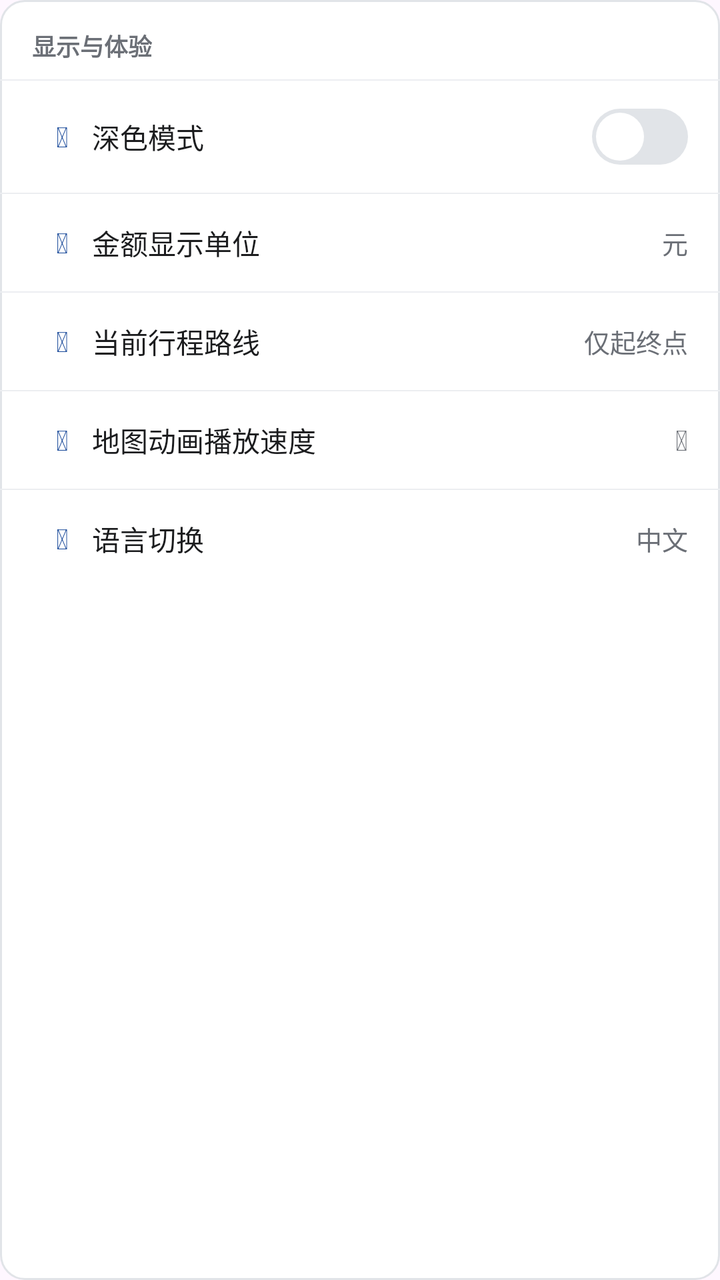
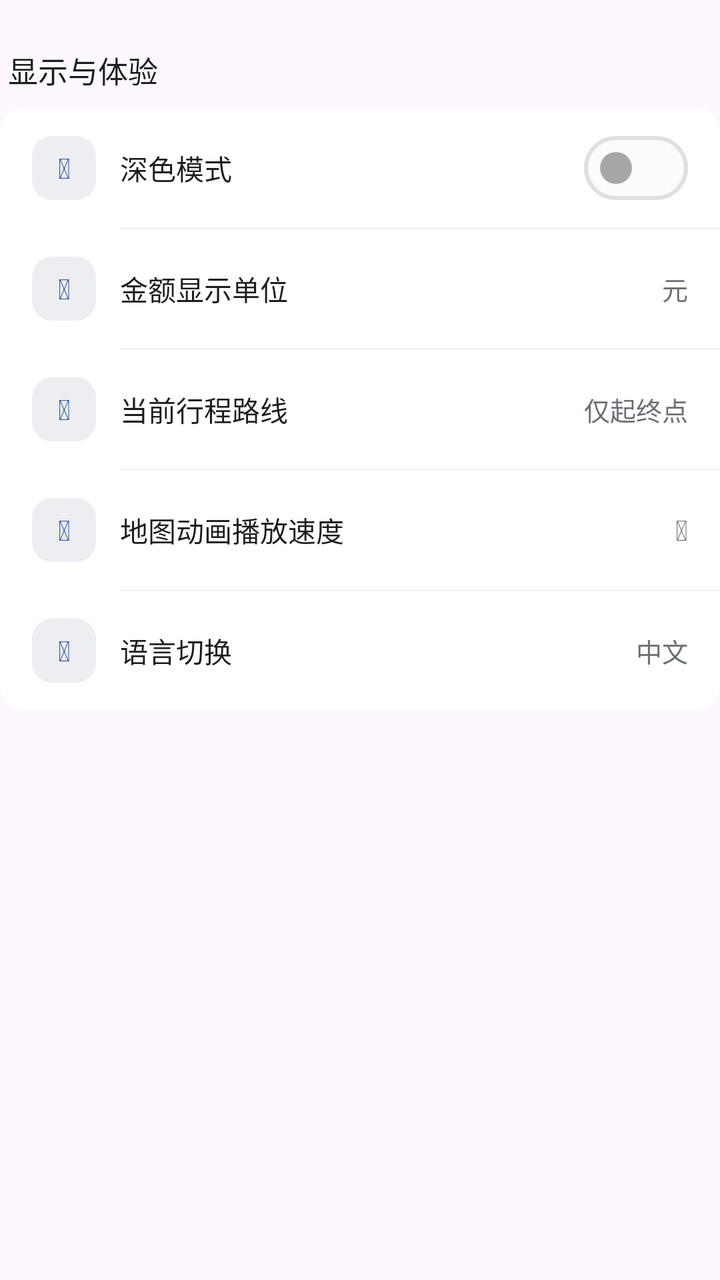

An Android layout rendered at two revisions. The XML below is the earlier revision; the diff shows what the commit changed to produce the second picture.
<!-- AndroidManifest.xml: application theme Theme.TransitU -->
<!-- res/layout/section_display.xml -->
<?xml version="1.0" encoding="utf-8"?>
<LinearLayout xmlns:android="http://schemas.android.com/apk/res/android"
    android:layout_width="match_parent"
    android:layout_height="wrap_content"
    android:orientation="vertical"
    android:background="@drawable/bg_content_card"
    android:divider="@drawable/bg_row_divider"
    android:showDividers="middle"
    android:layout_marginBottom="24dp">

    <TextView
        android:layout_width="wrap_content"
        android:layout_height="wrap_content"
        android:text="显示与体验"
        android:textColor="@color/ink_3"
        android:textSize="12sp"
        android:textStyle="bold"
        android:paddingStart="16dp"
        android:paddingTop="14dp"
        android:paddingBottom="8dp" />

    <LinearLayout
        android:layout_width="match_parent"
        android:layout_height="wrap_content"
        android:orientation="horizontal"
        android:gravity="center_vertical"
        android:paddingStart="16dp"
        android:paddingEnd="16dp"
        android:paddingTop="14dp"
        android:paddingBottom="14dp">

        <TextView
            android:id="@+id/iconDarkMode"
            android:layout_width="30dp"
            android:layout_height="wrap_content"
            android:layout_gravity="center_vertical"
            android:gravity="center"
            android:text="&#xf186;"
            android:textColor="@color/accent"
            android:textSize="14sp"
            android:tag="fa" />

        <TextView
            android:layout_width="0dp"
            android:layout_height="wrap_content"
            android:layout_weight="1"
            android:text="深色模式"
            android:textColor="@color/ink"
            android:textSize="14sp" />

        
        <LinearLayout
            android:layout_width="48dp"
            android:layout_height="28dp"
            android:background="@drawable/bg_toggle_off"
            android:gravity="center_vertical"
            android:paddingStart="2dp">

            <View
                android:layout_width="24dp"
                android:layout_height="24dp"
                android:background="@drawable/bg_toggle_knob" />
        </LinearLayout>
    </LinearLayout>

    <LinearLayout
        android:layout_width="match_parent"
        android:layout_height="wrap_content"
        android:orientation="horizontal"
        android:gravity="center_vertical"
        android:paddingStart="16dp"
        android:paddingEnd="16dp"
        android:paddingTop="14dp"
        android:paddingBottom="14dp">

        <TextView
            android:id="@+id/iconAmountUnit"
            android:layout_width="30dp"
            android:layout_height="wrap_content"
            android:layout_gravity="center_vertical"
            android:gravity="center"
            android:text="&#xf51e;"
            android:textColor="@color/accent"
            android:textSize="14sp"
            android:tag="fa" />

        <TextView
            android:layout_width="0dp"
            android:layout_height="wrap_content"
            android:layout_weight="1"
            android:text="金额显示单位"
            android:textColor="@color/ink"
            android:textSize="14sp" />
        <TextView
            android:layout_width="wrap_content"
            android:layout_height="wrap_content"
            android:text="元"
            android:textColor="@color/ink_3"
            android:textSize="13sp" />
    </LinearLayout>

    <LinearLayout
        android:id="@+id/rowCurrentTripRoute"
        android:layout_width="match_parent"
        android:layout_height="wrap_content"
        android:orientation="horizontal"
        android:gravity="center_vertical"
        android:paddingStart="16dp"
        android:paddingEnd="16dp"
        android:paddingTop="14dp"
        android:paddingBottom="14dp"
        android:clickable="true"
        android:focusable="true">

        <TextView
            android:id="@+id/iconCurrentTripRoute"
            android:layout_width="30dp"
            android:layout_height="wrap_content"
            android:layout_gravity="center_vertical"
            android:gravity="center"
            android:text="&#xf4d7;"
            android:textColor="@color/accent"
            android:textSize="14sp"
            android:tag="fa" />

        <TextView
            android:layout_width="0dp"
            android:layout_height="wrap_content"
            android:layout_weight="1"
            android:text="当前行程路线"
            android:textColor="@color/ink"
            android:textSize="14sp" />

        <TextView
            android:id="@+id/tvCurrentTripRouteValue"
            android:layout_width="wrap_content"
            android:layout_height="wrap_content"
            android:text="仅起终点"
            android:textColor="@color/ink_3"
            android:textSize="13sp" />
    </LinearLayout>

    <LinearLayout
        android:layout_width="match_parent"
        android:layout_height="wrap_content"
        android:orientation="horizontal"
        android:gravity="center_vertical"
        android:paddingStart="16dp"
        android:paddingEnd="16dp"
        android:paddingTop="14dp"
        android:paddingBottom="14dp">

        <TextView
            android:id="@+id/iconMapSpeed"
            android:layout_width="30dp"
            android:layout_height="wrap_content"
            android:layout_gravity="center_vertical"
            android:gravity="center"
            android:text="&#xf5a0;"
            android:textColor="@color/accent"
            android:textSize="14sp"
            android:tag="fa" />

        <TextView
            android:layout_width="0dp"
            android:layout_height="wrap_content"
            android:layout_weight="1"
            android:text="地图动画播放速度"
            android:textColor="@color/ink"
            android:textSize="14sp" />
        <TextView
            android:layout_width="wrap_content"
            android:layout_height="wrap_content"
            android:text="&#xf054;"
            android:textColor="@color/ink_3"
            android:textSize="14sp"
            android:tag="fa" />
    </LinearLayout>

    <LinearLayout
        android:id="@+id/rowLanguage"
        android:layout_width="match_parent"
        android:layout_height="wrap_content"
        android:orientation="horizontal"
        android:gravity="center_vertical"
        android:paddingStart="16dp"
        android:paddingEnd="16dp"
        android:paddingTop="14dp"
        android:paddingBottom="14dp"
        android:clickable="true"
        android:focusable="true">

        <TextView
            android:id="@+id/iconLanguage"
            android:layout_width="30dp"
            android:layout_height="wrap_content"
            android:layout_gravity="center_vertical"
            android:gravity="center"
            android:text="&#xf1ab;"
            android:textColor="@color/accent"
            android:textSize="14sp"
            android:tag="fa" />

        <TextView
            android:layout_width="0dp"
            android:layout_height="wrap_content"
            android:layout_weight="1"
            android:text="语言切换"
            android:textColor="@color/ink"
            android:textSize="14sp" />
        <TextView
            android:id="@+id/tvLanguageValue"
            android:layout_width="wrap_content"
            android:layout_height="wrap_content"
            android:text="中文"
            android:textColor="@color/ink_3"
            android:textSize="13sp" />
    </LinearLayout>
</LinearLayout>
<!-- resources referenced by this layout -->
<resources>
  <color name="accent">#1F4E9C</color>
  <color name="ink">#1B1C1E</color>
  <color name="ink_3">#6B6F76</color>
  <!-- drawable bg_content_card (drawable) -->
  <?xml version="1.0" encoding="utf-8"?>
  <shape xmlns:android="http://schemas.android.com/apk/res/android">
      <solid android:color="#FFFFFF" />
      <corners android:radius="12dp" />
      <stroke android:width="1dp" android:color="@color/line" />
  </shape>
  <!-- drawable bg_row_divider (drawable) -->
  <?xml version="1.0" encoding="utf-8"?>
  <shape xmlns:android="http://schemas.android.com/apk/res/android">
      <size android:height="0.5dp" />
      <solid android:color="@color/fill" />
  </shape>
  <!-- drawable bg_toggle_knob (drawable) -->
  <?xml version="1.0" encoding="utf-8"?>
  <shape xmlns:android="http://schemas.android.com/apk/res/android"
      android:shape="oval">
      <solid android:color="#FFFFFF" />
      <size android:width="24dp" android:height="24dp" />
  </shape>
  <!-- drawable bg_toggle_off (drawable) -->
  <?xml version="1.0" encoding="utf-8"?>
  <shape xmlns:android="http://schemas.android.com/apk/res/android">
      <solid android:color="@color/line" />
      <corners android:radius="999dp" />
  </shape>
  <style name="Theme.TransitU" parent="Theme.Material3.DayNight.NoActionBar">
          
          <item name="android:textSelectHandle">@drawable/tu_text_select_handle_middle</item>
          <item name="android:textSelectHandleLeft">@drawable/tu_text_select_handle_left</item>
          <item name="android:textSelectHandleRight">@drawable/tu_text_select_handle_right</item>
  
          
          <item name="android:textColorHighlight">@color/m3_highlighted_text</item>
      </style>
  <color name="line">#E1E4E8</color>
  <color name="fill">#ECEEF1</color>
  <!-- drawable tu_text_select_handle_middle (drawable) -->
  <?xml version="1.0" encoding="utf-8"?>
  <bitmap xmlns:android="http://schemas.android.com/apk/res/android"
      android:src="@drawable/abc_text_select_handle_middle_mtrl"
      android:tint="?attr/colorPrimary"
      android:tintMode="src_in" />
  <!-- drawable tu_text_select_handle_left (drawable) -->
  <?xml version="1.0" encoding="utf-8"?>
  <bitmap xmlns:android="http://schemas.android.com/apk/res/android"
      android:src="@drawable/abc_text_select_handle_left_mtrl"
      android:tint="?attr/colorPrimary"
      android:tintMode="src_in" />
  <!-- drawable tu_text_select_handle_right (drawable) -->
  <?xml version="1.0" encoding="utf-8"?>
  <bitmap xmlns:android="http://schemas.android.com/apk/res/android"
      android:src="@drawable/abc_text_select_handle_right_mtrl"
      android:tint="?attr/colorPrimary"
      android:tintMode="src_in" />
</resources>

<!-- the commit's change to res/layout/section_display.xml (unified diff, before → after) -->
@@ -2,218 +2,214 @@
 <LinearLayout xmlns:android="http://schemas.android.com/apk/res/android"
     android:layout_width="match_parent"
     android:layout_height="wrap_content"
-    android:orientation="vertical"
-    android:background="@drawable/bg_content_card"
-    android:divider="@drawable/bg_row_divider"
-    android:showDividers="middle"
-    android:layout_marginBottom="24dp">
+    android:orientation="vertical">
 
     <TextView
-        android:layout_width="wrap_content"
-        android:layout_height="wrap_content"
-        android:text="显示与体验"
-        android:textColor="@color/ink_3"
-        android:textSize="12sp"
-        android:textStyle="bold"
-        android:paddingStart="16dp"
-        android:paddingTop="14dp"
-        android:paddingBottom="8dp" />
-
-    <LinearLayout
-        android:layout_width="match_parent"
-        android:layout_height="wrap_content"
-        android:orientation="horizontal"
-        android:gravity="center_vertical"
-        android:paddingStart="16dp"
-        android:paddingEnd="16dp"
-        android:paddingTop="14dp"
-        android:paddingBottom="14dp">
-
-        <TextView
-            android:id="@+id/iconDarkMode"
-            android:layout_width="30dp"
-            android:layout_height="wrap_content"
-            android:layout_gravity="center_vertical"
-            android:gravity="center"
-            android:text="&#xf186;"
-            android:textColor="@color/accent"
-            android:textSize="14sp"
-            android:tag="fa" />
-
-        <TextView
-            android:layout_width="0dp"
-            android:layout_height="wrap_content"
-            android:layout_weight="1"
-            android:text="深色模式"
-            android:textColor="@color/ink"
-            android:textSize="14sp" />
-
-        
-        <LinearLayout
-            android:layout_width="48dp"
-            android:layout_height="28dp"
-            android:background="@drawable/bg_toggle_off"
-            android:gravity="center_vertical"
-            android:paddingStart="2dp">
-
-            <View
-                android:layout_width="24dp"
-                android:layout_height="24dp"
-                android:background="@drawable/bg_toggle_knob" />
-        </LinearLayout>
-    </LinearLayout>
-
-    <LinearLayout
-        android:layout_width="match_parent"
-        android:layout_height="wrap_content"
-        android:orientation="horizontal"
-        android:gravity="center_vertical"
-        android:paddingStart="16dp"
-        android:paddingEnd="16dp"
-        android:paddingTop="14dp"
-        android:paddingBottom="14dp">
-
-        <TextView
-            android:id="@+id/iconAmountUnit"
-            android:layout_width="30dp"
-            android:layout_height="wrap_content"
-            android:layout_gravity="center_vertical"
-            android:gravity="center"
-            android:text="&#xf51e;"
-            android:textColor="@color/accent"
-            android:textSize="14sp"
-            android:tag="fa" />
-
-        <TextView
-            android:layout_width="0dp"
-            android:layout_height="wrap_content"
-            android:layout_weight="1"
-            android:text="金额显示单位"
-            android:textColor="@color/ink"
-            android:textSize="14sp" />
-        <TextView
-            android:layout_width="wrap_content"
-            android:layout_height="wrap_content"
-            android:text="元"
-            android:textColor="@color/ink_3"
-            android:textSize="13sp" />
-    </LinearLayout>
-
-    <LinearLayout
-        android:id="@+id/rowCurrentTripRoute"
-        android:layout_width="match_parent"
-        android:layout_height="wrap_content"
-        android:orientation="horizontal"
-        android:gravity="center_vertical"
-        android:paddingStart="16dp"
-        android:paddingEnd="16dp"
-        android:paddingTop="14dp"
-        android:paddingBottom="14dp"
-        android:clickable="true"
-        android:focusable="true">
-
-        <TextView
-            android:id="@+id/iconCurrentTripRoute"
-            android:layout_width="30dp"
-            android:layout_height="wrap_content"
-            android:layout_gravity="center_vertical"
-            android:gravity="center"
-            android:text="&#xf4d7;"
-            android:textColor="@color/accent"
-            android:textSize="14sp"
-            android:tag="fa" />
-
-        <TextView
-            android:layout_width="0dp"
-            android:layout_height="wrap_content"
-            android:layout_weight="1"
-            android:text="当前行程路线"
-            android:textColor="@color/ink"
-            android:textSize="14sp" />
-
-        <TextView
-            android:id="@+id/tvCurrentTripRouteValue"
-            android:layout_width="wrap_content"
-            android:layout_height="wrap_content"
-            android:text="仅起终点"
-            android:textColor="@color/ink_3"
-            android:textSize="13sp" />
-    </LinearLayout>
-
-    <LinearLayout
-        android:layout_width="match_parent"
-        android:layout_height="wrap_content"
-        android:orientation="horizontal"
-        android:gravity="center_vertical"
-        android:paddingStart="16dp"
-        android:paddingEnd="16dp"
-        android:paddingTop="14dp"
-        android:paddingBottom="14dp">
-
-        <TextView
-            android:id="@+id/iconMapSpeed"
-            android:layout_width="30dp"
-            android:layout_height="wrap_content"
-            android:layout_gravity="center_vertical"
-            android:gravity="center"
-            android:text="&#xf5a0;"
-            android:textColor="@color/accent"
-            android:textSize="14sp"
-            android:tag="fa" />
-
-        <TextView
-            android:layout_width="0dp"
-            android:layout_height="wrap_content"
-            android:layout_weight="1"
-            android:text="地图动画播放速度"
-            android:textColor="@color/ink"
-            android:textSize="14sp" />
-        <TextView
-            android:layout_width="wrap_content"
-            android:layout_height="wrap_content"
-            android:text="&#xf054;"
-            android:textColor="@color/ink_3"
-            android:textSize="14sp"
-            android:tag="fa" />
-    </LinearLayout>
-
-    <LinearLayout
-        android:id="@+id/rowLanguage"
-        android:layout_width="match_parent"
-        android:layout_height="wrap_content"
-        android:orientation="horizontal"
-        android:gravity="center_vertical"
-        android:paddingStart="16dp"
-        android:paddingEnd="16dp"
-        android:paddingTop="14dp"
-        android:paddingBottom="14dp"
-        android:clickable="true"
-        android:focusable="true">
-
-        <TextView
-            android:id="@+id/iconLanguage"
-            android:layout_width="30dp"
-            android:layout_height="wrap_content"
-            android:layout_gravity="center_vertical"
-            android:gravity="center"
-            android:text="&#xf1ab;"
-            android:textColor="@color/accent"
-            android:textSize="14sp"
-            android:tag="fa" />
-
-        <TextView
-            android:layout_width="0dp"
-            android:layout_height="wrap_content"
-            android:layout_weight="1"
-            android:text="语言切换"
-            android:textColor="@color/ink"
-            android:textSize="14sp" />
-        <TextView
-            android:id="@+id/tvLanguageValue"
-            android:layout_width="wrap_content"
-            android:layout_height="wrap_content"
-            android:text="中文"
-            android:textColor="@color/ink_3"
-            android:textSize="13sp" />
+        style="@style/SettingsSectionTitle"
+        android:text="显示与体验" />
+
+    <LinearLayout style="@style/SettingsSectionCard">
+
+        <LinearLayout
+            android:layout_width="match_parent"
+            android:layout_height="wrap_content"
+            android:orientation="horizontal"
+            android:gravity="center_vertical"
+            android:paddingStart="16dp"
+            android:paddingEnd="16dp"
+            android:paddingTop="14dp"
+            android:paddingBottom="14dp">
+
+            <TextView
+                android:id="@+id/iconDarkMode"
+                android:layout_width="32dp"
+                android:layout_height="32dp"
+                android:layout_gravity="center_vertical"
+                android:layout_marginEnd="12dp"
+                android:background="@drawable/bg_settings_icon"
+                android:gravity="center"
+                android:text="&#xf186;"
+                android:textColor="@color/accent"
+                android:textSize="14sp"
+                android:tag="fa" />
+
+            <TextView
+                android:layout_width="0dp"
+                android:layout_height="wrap_content"
+                android:layout_weight="1"
+                android:text="深色模式"
+                android:textColor="@color/ink"
+                android:textSize="14sp" />
+
+            
+            <com.google.android.material.materialswitch.MaterialSwitch
+                android:id="@+id/switchDarkMode"
+                android:layout_width="wrap_content"
+                android:layout_height="wrap_content"
+                android:minHeight="0dp"
+                android:enabled="false" />
+        </LinearLayout>
+
+        <LinearLayout
+            android:layout_width="match_parent"
+            android:layout_height="wrap_content"
+            android:orientation="horizontal"
+            android:gravity="center_vertical"
+            android:paddingStart="16dp"
+            android:paddingEnd="16dp"
+            android:paddingTop="14dp"
+            android:paddingBottom="14dp">
+
+            <TextView
+                android:id="@+id/iconAmountUnit"
+                android:layout_width="32dp"
+                android:layout_height="32dp"
+                android:layout_gravity="center_vertical"
+                android:layout_marginEnd="12dp"
+                android:background="@drawable/bg_settings_icon"
+                android:gravity="center"
+                android:text="&#xf51e;"
+                android:textColor="@color/accent"
+                android:textSize="14sp"
+                android:tag="fa" />
+
+            <TextView
+                android:layout_width="0dp"
+                android:layout_height="wrap_content"
+                android:layout_weight="1"
+                android:text="金额显示单位"
+                android:textColor="@color/ink"
+                android:textSize="14sp" />
+            <TextView
+                android:layout_width="wrap_content"
+                android:layout_height="wrap_content"
+                android:text="元"
+                android:textColor="@color/ink_3"
+                android:textSize="13sp" />
+        </LinearLayout>
+
+        <LinearLayout
+            android:id="@+id/rowCurrentTripRoute"
+            android:layout_width="match_parent"
+            android:layout_height="wrap_content"
+            android:orientation="horizontal"
+            android:gravity="center_vertical"
+            android:paddingStart="16dp"
+            android:paddingEnd="16dp"
+            android:paddingTop="14dp"
+            android:paddingBottom="14dp"
+            android:clickable="true"
+            android:focusable="true">
+
+            <TextView
+                android:id="@+id/iconCurrentTripRoute"
+                android:layout_width="32dp"
+                android:layout_height="32dp"
+                android:layout_gravity="center_vertical"
+                android:layout_marginEnd="12dp"
+                android:background="@drawable/bg_settings_icon"
+                android:gravity="center"
+                android:text="&#xf4d7;"
+                android:textColor="@color/accent"
+                android:textSize="14sp"
+                android:tag="fa" />
+
+            <TextView
+                android:layout_width="0dp"
+                android:layout_height="wrap_content"
+                android:layout_weight="1"
+                android:text="当前行程路线"
+                android:textColor="@color/ink"
+                android:textSize="14sp" />
+
+            <TextView
+                android:id="@+id/tvCurrentTripRouteValue"
+                android:layout_width="wrap_content"
+                android:layout_height="wrap_content"
+                android:text="仅起终点"
+                android:textColor="@color/ink_3"
+                android:textSize="13sp" />
+        </LinearLayout>
+
+        <LinearLayout
+            android:layout_width="match_parent"
+            android:layout_height="wrap_content"
+            android:orientation="horizontal"
+            android:gravity="center_vertical"
+            android:paddingStart="16dp"
+            android:paddingEnd="16dp"
+            android:paddingTop="14dp"
+            android:paddingBottom="14dp">
+
+            <TextView
+                android:id="@+id/iconMapSpeed"
+                android:layout_width="32dp"
+                android:layout_height="32dp"
+                android:layout_gravity="center_vertical"
+                android:layout_marginEnd="12dp"
+                android:background="@drawable/bg_settings_icon"
+                android:gravity="center"
+                android:text="&#xf5a0;"
+                android:textColor="@color/accent"
+                android:textSize="14sp"
+                android:tag="fa" />
+
+            <TextView
+                android:layout_width="0dp"
+                android:layout_height="wrap_content"
+                android:layout_weight="1"
+                android:text="地图动画播放速度"
+                android:textColor="@color/ink"
+                android:textSize="14sp" />
+            <TextView
+                android:layout_width="wrap_content"
+                android:layout_height="wrap_content"
+                android:text="&#xf054;"
+                android:textColor="@color/ink_3"
+                android:textSize="14sp"
+                android:tag="fa" />
+        </LinearLayout>
+
+        <LinearLayout
+            android:id="@+id/rowLanguage"
+            android:layout_width="match_parent"
+            android:layout_height="wrap_content"
+            android:orientation="horizontal"
+            android:gravity="center_vertical"
+            android:paddingStart="16dp"
+            android:paddingEnd="16dp"
+            android:paddingTop="14dp"
+            android:paddingBottom="14dp"
+            android:clickable="true"
+            android:focusable="true">
+
+            <TextView
+                android:id="@+id/iconLanguage"
+                android:layout_width="32dp"
+                android:layout_height="32dp"
+                android:layout_gravity="center_vertical"
+                android:layout_marginEnd="12dp"
+                android:background="@drawable/bg_settings_icon"
+                android:gravity="center"
+                android:text="&#xf1ab;"
+                android:textColor="@color/accent"
+                android:textSize="14sp"
+                android:tag="fa" />
+
+            <TextView
+                android:layout_width="0dp"
+                android:layout_height="wrap_content"
+                android:layout_weight="1"
+                android:text="语言切换"
+                android:textColor="@color/ink"
+                android:textSize="14sp" />
+            <TextView
+                android:id="@+id/tvLanguageValue"
+                android:layout_width="wrap_content"
+                android:layout_height="wrap_content"
+                android:text="中文"
+                android:textColor="@color/ink_3"
+                android:textSize="13sp" />
+        </LinearLayout>
     </LinearLayout>
 </LinearLayout>
<!-- resource entries referenced after the edit -->
@@ -3,32 +3,30 @@
   <color name="accent">#1F4E9C</color>
   <color name="ink">#1B1C1E</color>
   <color name="ink_3">#6B6F76</color>
-  <!-- drawable bg_content_card (drawable) -->
+  <!-- drawable bg_settings_icon (drawable) -->
   <?xml version="1.0" encoding="utf-8"?>
   <shape xmlns:android="http://schemas.android.com/apk/res/android">
-      <solid android:color="#FFFFFF" />
-      <corners android:radius="12dp" />
-      <stroke android:width="1dp" android:color="@color/line" />
+      <solid android:color="@color/fill" />
+      <corners android:radius="10dp" />
   </shape>
-  <!-- drawable bg_row_divider (drawable) -->
-  <?xml version="1.0" encoding="utf-8"?>
-  <shape xmlns:android="http://schemas.android.com/apk/res/android">
-      <size android:height="0.5dp" />
-      <solid android:color="@color/fill" />
-  </shape>
-  <!-- drawable bg_toggle_knob (drawable) -->
-  <?xml version="1.0" encoding="utf-8"?>
-  <shape xmlns:android="http://schemas.android.com/apk/res/android"
-      android:shape="oval">
-      <solid android:color="#FFFFFF" />
-      <size android:width="24dp" android:height="24dp" />
-  </shape>
-  <!-- drawable bg_toggle_off (drawable) -->
-  <?xml version="1.0" encoding="utf-8"?>
-  <shape xmlns:android="http://schemas.android.com/apk/res/android">
-      <solid android:color="@color/line" />
-      <corners android:radius="999dp" />
-  </shape>
+  <style name="SettingsSectionCard">
+          <item name="android:layout_width">match_parent</item>
+          <item name="android:layout_height">wrap_content</item>
+          <item name="android:background">@drawable/bg_card_plain</item>
+          <item name="android:divider">@drawable/bg_settings_divider</item>
+          <item name="android:orientation">vertical</item>
+          <item name="android:showDividers">middle</item>
+      </style>
+  <style name="SettingsSectionTitle">
+          <item name="android:layout_width">match_parent</item>
+          <item name="android:layout_height">wrap_content</item>
+          <item name="android:layout_marginStart">4dp</item>
+          <item name="android:layout_marginTop">24dp</item>
+          <item name="android:layout_marginBottom">8dp</item>
+          <item name="android:fontFamily">sans-serif-medium</item>
+          <item name="android:textColor">@color/ink</item>
+          <item name="android:textSize">15sp</item>
+      </style>
   <style name="Theme.TransitU" parent="Theme.Material3.DayNight.NoActionBar">
           
           <item name="android:textSelectHandle">@drawable/tu_text_select_handle_middle</item>
@@ -40,6 +38,21 @@
       </style>
   <color name="line">#E1E4E8</color>
   <color name="fill">#ECEEF1</color>
+  <!-- drawable bg_card_plain (drawable) -->
+  <?xml version="1.0" encoding="utf-8"?>
+  <shape xmlns:android="http://schemas.android.com/apk/res/android">
+      <solid android:color="@color/surface" />
+      <corners android:radius="12dp" />
+  </shape>
+  <!-- drawable bg_settings_divider (drawable) -->
+  <?xml version="1.0" encoding="utf-8"?>
+  <inset xmlns:android="http://schemas.android.com/apk/res/android"
+      android:insetLeft="60dp">
+      <shape android:shape="rectangle">
+          <solid android:color="@color/line" />
+          <size android:height="1px" />
+      </shape>
+  </inset>
   <!-- drawable tu_text_select_handle_middle (drawable) -->
   <?xml version="1.0" encoding="utf-8"?>
   <bitmap xmlns:android="http://schemas.android.com/apk/res/android"
@@ -58,5 +71,6 @@
       android:src="@drawable/abc_text_select_handle_right_mtrl"
       android:tint="?attr/colorPrimary"
       android:tintMode="src_in" />
+  <color name="surface">#FFFFFF</color>
 </resources>
 
